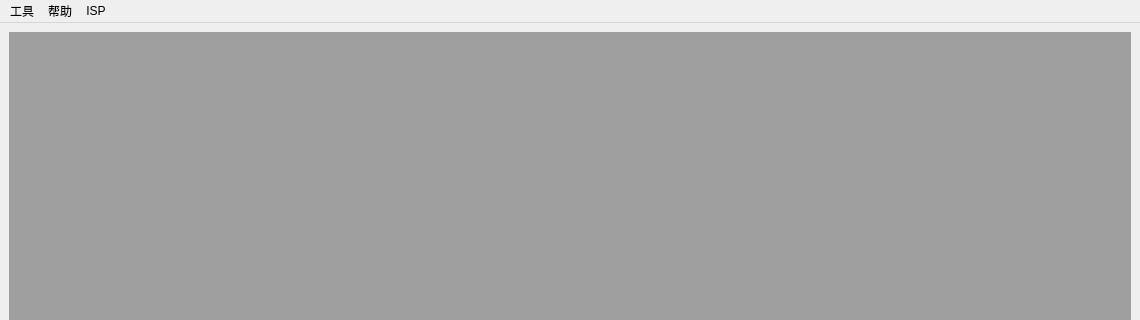
This is ui/mainwindow.ui in xiaoqinxing/ImageTools as Qt 5 draws it before an edit; both pictures show x 0 to 1140 and y 0 to 320 of the 1140 by 857 pixel window. The edited form follows.
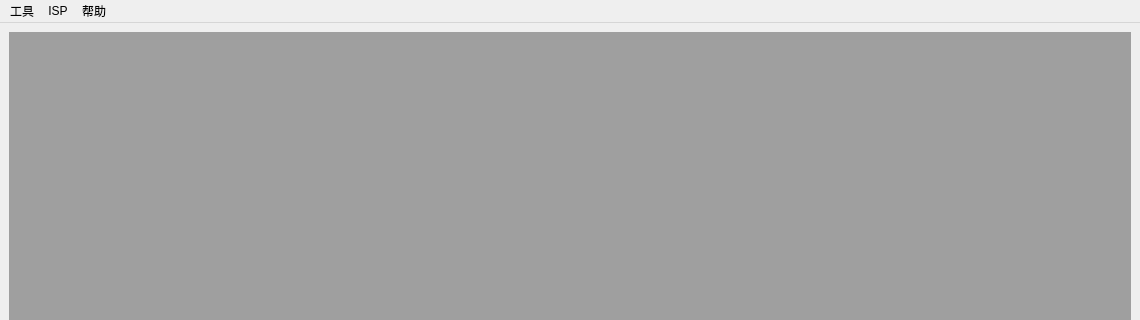
This is the edited form. Icons and pictures are not drawn.

The edit to the form file:
```diff
--- a/ui/mainwindow.ui
+++ b/ui/mainwindow.ui
@@ -70,12 +70,6 @@
     <addaction name="rawimageeditor"/>
     <addaction name="video_compare"/>
    </widget>
-   <widget class="QMenu" name="help_button">
-    <property name="title">
-     <string>帮助</string>
-    </property>
-    <addaction name="userguide"/>
-   </widget>
    <widget class="QMenu" name="menuISP">
     <property name="title">
      <string>ISP</string>
@@ -84,9 +78,15 @@
     <addaction name="field_depth_tool"/>
     <addaction name="af_calc_tool"/>
    </widget>
+   <widget class="QMenu" name="menu">
+    <property name="title">
+     <string>帮助</string>
+    </property>
+    <addaction name="userguide"/>
+   </widget>
    <addaction name="menu_2"/>
-   <addaction name="help_button"/>
    <addaction name="menuISP"/>
+   <addaction name="menu"/>
   </widget>
   <action name="shake_tool">
    <property name="text">
```
Left out of the diff: 10 changed lines with no effect on the pictures.
